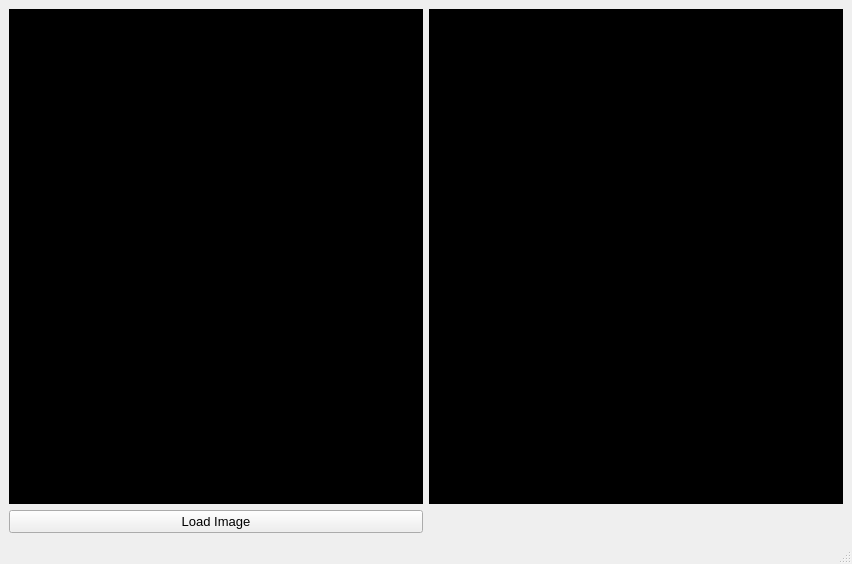
Qt form UI/ScreenUI.ui (oatanurakch/TomatoLeafDisease_CNNwithTF) before a commit.
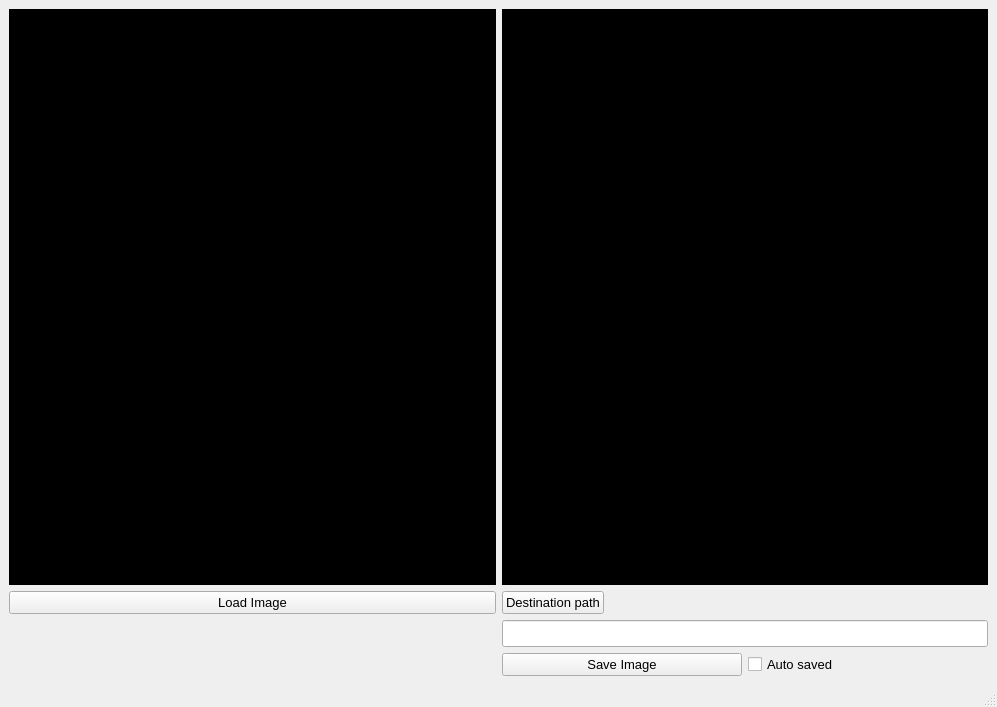
The same form after that commit.

Commit message: edit save image with cv2

The edit to the form file:
```diff
--- a/UI/ScreenUI.ui
+++ b/UI/ScreenUI.ui
@@ -6,8 +6,8 @@
    <rect>
     <x>0</x>
     <y>0</y>
-    <width>852</width>
-    <height>564</height>
+    <width>997</width>
+    <height>707</height>
    </rect>
   </property>
   <property name="windowTitle">
@@ -17,6 +17,101 @@
    <layout class="QGridLayout" name="gridLayout_2">
     <item row="0" column="0">
      <layout class="QGridLayout" name="gridLayout">
+      <item row="3" column="1">
+       <layout class="QHBoxLayout" name="horizontalLayout_5">
+        <item>
+         <widget class="QPushButton" name="SaveImage">
+          <property name="sizePolicy">
+           <sizepolicy hsizetype="Preferred" vsizetype="Fixed">
+            <horstretch>0</horstretch>
+            <verstretch>0</verstretch>
+           </sizepolicy>
+          </property>
+          <property name="font">
+           <font>
+            <pointsize>10</pointsize>
+           </font>
+          </property>
+          <property name="text">
+           <string>Save Image</string>
+          </property>
+         </widget>
+        </item>
+        <item>
+         <widget class="QCheckBox" name="autoSave">
+          <property name="sizePolicy">
+           <sizepolicy hsizetype="Preferred" vsizetype="Maximum">
+            <horstretch>0</horstretch>
+            <verstretch>0</verstretch>
+           </sizepolicy>
+          </property>
+          <property name="font">
+           <font>
+            <pointsize>10</pointsize>
+           </font>
+          </property>
+          <property name="text">
+           <string>Auto saved</string>
+          </property>
+         </widget>
+        </item>
+       </layout>
+      </item>
+      <item row="0" column="1">
+       <widget class="QLabel" name="DisImage">
+        <property name="sizePolicy">
+         <sizepolicy hsizetype="Preferred" vsizetype="Preferred">
+          <horstretch>0</horstretch>
+          <verstretch>0</verstretch>
+         </sizepolicy>
+        </property>
+        <property name="styleSheet">
+         <string notr="true">background-color: rgb(0, 0, 0);</string>
+        </property>
+        <property name="text">
+         <string>Destination</string>
+        </property>
+        <property name="alignment">
+         <set>Qt::AlignCenter</set>
+        </property>
+       </widget>
+      </item>
+      <item row="2" column="1">
+       <widget class="QLineEdit" name="pathShow">
+        <property name="sizePolicy">
+         <sizepolicy hsizetype="Expanding" vsizetype="Fixed">
+          <horstretch>0</horstretch>
+          <verstretch>0</verstretch>
+         </sizepolicy>
+        </property>
+        <property name="font">
+         <font>
+          <pointsize>12</pointsize>
+         </font>
+        </property>
+        <property name="readOnly">
+         <bool>true</bool>
+        </property>
+       </widget>
+      </item>
+      <item row="1" column="1">
+       <widget class="QPushButton" name="destinationPath">
+        <property name="sizePolicy">
+         <sizepolicy hsizetype="Maximum" vsizetype="Fixed">
+          <horstretch>0</horstretch>
+          <verstretch>0</verstretch>
+         </sizepolicy>
+        </property>
+        <property name="font">
+         <font>
+          <pointsize>10</pointsize>
+         </font>
+        </property>
+        <property name="text">
+         <string>Destination path</string>
+        </property>
+       </widget>
+      </item>
       <item row="0" column="0">
        <widget class="QLabel" name="SourceImage">
         <property name="styleSheet">
@@ -30,23 +125,10 @@
         </property>
        </widget>
       </item>
-      <item row="0" column="2">
-       <widget class="QLabel" name="DisImage">
-        <property name="styleSheet">
-         <string notr="true">background-color: rgb(0, 0, 0);</string>
-        </property>
-        <property name="text">
-         <string>Destination</string>
-        </property>
-        <property name="alignment">
-         <set>Qt::AlignCenter</set>
-        </property>
-       </widget>
-      </item>
       <item row="1" column="0">
        <widget class="QPushButton" name="LoadImageOnce">
         <property name="sizePolicy">
-         <sizepolicy hsizetype="Preferred" vsizetype="Fixed">
+         <sizepolicy hsizetype="Expanding" vsizetype="Fixed">
           <horstretch>0</horstretch>
           <verstretch>0</verstretch>
          </sizepolicy>
```
Left out of the diff: 2 changed lines with no effect on the pictures. The commit also changes 4 other files.
